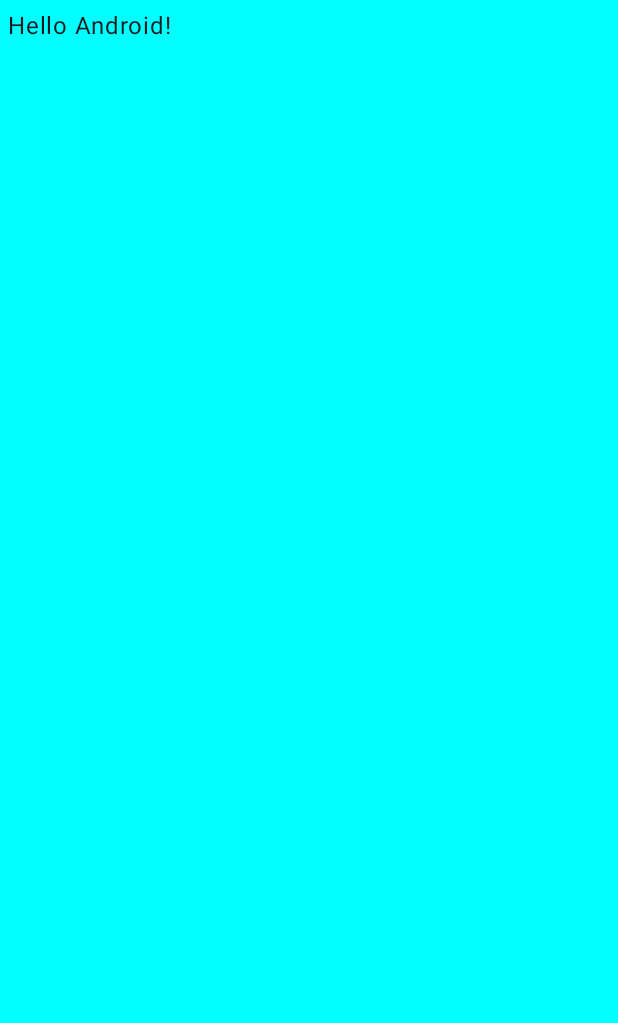
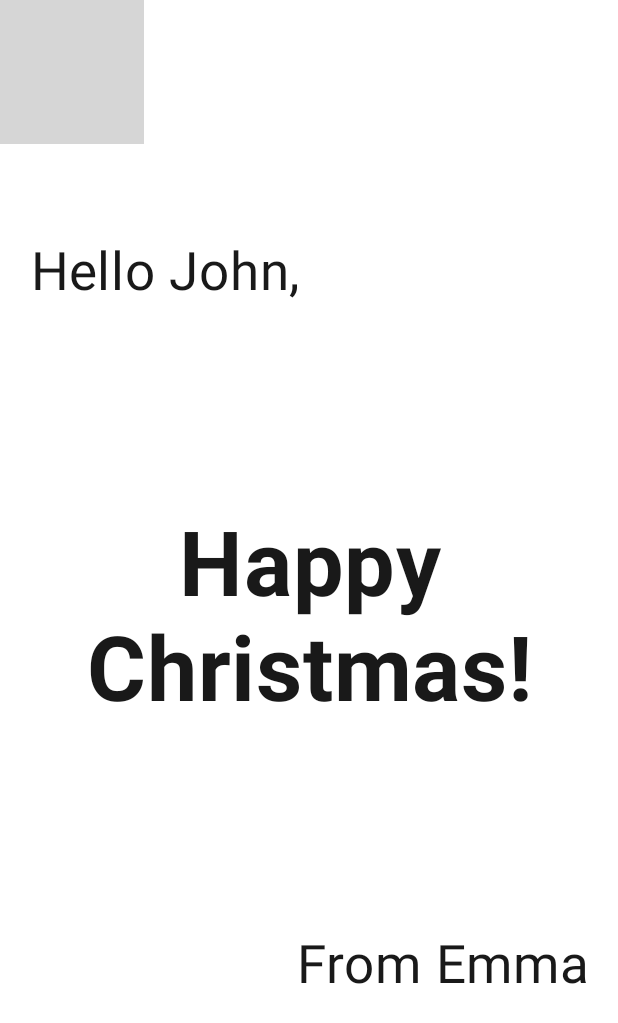
Before and after one commit to saranya-s-narayanan/KotlinSamples, an Android app built with Jetpack Compose: the screen it shows after launch (MainActivity), on a phone screen of 412 x 824 dp. Before the commit the part shown is almost empty. Shown: the top 1023 px of the screen. Run offline under Robolectric (Android 15) with nearby library versions, the phone set to English and light mode, and no system bars; grey boxes are pictures that could not be loaded.

Commit message:
Greeting Card Completed

```diff
--- a/GreetingCard/app/src/main/java/com/ss/greetingcard/MainActivity.kt
+++ b/GreetingCard/app/src/main/java/com/ss/greetingcard/MainActivity.kt
@@ -3,18 +3,35 @@ package com.ss.greetingcard
 import android.os.Bundle
 import androidx.activity.ComponentActivity
 import androidx.activity.compose.setContent
+import androidx.compose.foundation.Image
+import androidx.compose.foundation.layout.Arrangement
 import androidx.compose.foundation.layout.Box
+import androidx.compose.foundation.layout.Column
+import androidx.compose.foundation.layout.Row
+import androidx.compose.foundation.layout.Spacer
+import androidx.compose.foundation.layout.fillMaxHeight
 import androidx.compose.foundation.layout.fillMaxSize
+import androidx.compose.foundation.layout.height
 import androidx.compose.foundation.layout.padding
+import androidx.compose.foundation.layout.wrapContentSize
 import androidx.compose.material3.MaterialTheme
 import androidx.compose.material3.Surface
 import androidx.compose.material3.Text
 import androidx.compose.runtime.Composable
+import androidx.compose.ui.Alignment
 import androidx.compose.ui.Modifier
+import androidx.compose.ui.draw.alpha
 import androidx.compose.ui.graphics.Color
+import androidx.compose.ui.layout.ContentScale
+import androidx.compose.ui.res.painterResource
+import androidx.compose.ui.res.stringResource
+import androidx.compose.ui.text.font.FontWeight
+import androidx.compose.ui.text.style.TextAlign
 import androidx.compose.ui.tooling.preview.Preview
 import androidx.compose.ui.unit.dp
+import androidx.compose.ui.unit.sp
 import com.ss.greetingcard.ui.theme.GreetingCardTheme
+
 
 class MainActivity : ComponentActivity() {
     override fun onCreate(savedInstanceState: Bundle?) {
@@ -26,7 +43,8 @@ class MainActivity : ComponentActivity() {
                     modifier = Modifier.fillMaxSize(),
                     color = MaterialTheme.colorScheme.background
                 ) {
-                    Greeting("Android")
+                    GreetingScreen("John","Emma","Happy Christmas!")
+
                 }
             }
         }
@@ -34,19 +52,92 @@ class MainActivity : ComponentActivity() {
 }
 
 @Composable
-fun Greeting(name: String, modifier: Modifier = Modifier) {
-    Surface(color = Color.Cyan) {
-        Text(
-            text = "Hello $name!",
-            modifier = modifier.padding(5.dp)
-        )
+fun GreetingText(to:String, from:String, msg: String, modifier: Modifier = Modifier) {
+    Surface(color = Color.Transparent) {
+        Column (
+            modifier = Modifier
+                .padding(20.dp)
+                .fillMaxHeight(),
+            verticalArrangement = Arrangement.SpaceEvenly
+
+        ){
+
+            Text(
+                text = stringResource(R.string.hello_text) +to+',',
+                modifier = modifier
+                    .padding(0.dp)
+                    .align(alignment = Alignment.Start)
+                ,
+                color = Color.Black,
+                fontSize = 35.sp,
+                textAlign = TextAlign.Center
+            )
+
+
+            Text(
+                text = "$msg",
+                modifier = modifier
+                    .padding(0.dp)
+                ,
+                color = Color.Black,
+                fontSize = 60.sp,
+                fontWeight = FontWeight.Bold,
+                textAlign = TextAlign.Center,
+                lineHeight = 70.sp
+            )
+
+
+            Text(
+                text = stringResource(R.string.from1_text) +from,
+                modifier = modifier
+                    .padding(0.dp)
+                    .align(alignment = Alignment.End)
+                ,
+                color = Color.Black,
+                fontSize = 35.sp,
+                textAlign = TextAlign.Center
+            )
+
+        }
     }
 }
 
-@Preview(showBackground = false)
+@Composable
+fun GreetingScreen(to:String, from:String, msg: String, modifier: Modifier = Modifier) {
+    Surface(color = Color.White) {
+        Box (
+            modifier = Modifier
+                .fillMaxSize()
+                .alpha(0.9F)
+                .wrapContentSize(Alignment.Center),
+
+            ){
+
+            val image = painterResource(R.drawable.androidparty)
+            // Background image
+            Image(
+                painter = image,
+                contentDescription = null,
+                contentScale = ContentScale.Crop
+            )
+            // Greeting text
+            GreetingText(to,from,msg)
+
+
+        }
+    }
+}
+
+@Preview(
+    showBackground = false,
+    showSystemUi = true,
+    name = "MyPreview"
+)
 @Composable
 fun GreetingPreview() {
     GreetingCardTheme {
-        Greeting("Android")
+        GreetingScreen(stringResource(R.string.to_text), stringResource(R.string.from_text),
+                    stringResource(R.string.msg_text)
+                )
     }
 }
--- a/GreetingCard/app/src/main/res/values/strings.xml
+++ b/GreetingCard/app/src/main/res/values/strings.xml
@@ -1,3 +1,8 @@
 <resources>
     <string name="app_name">Greeting Card</string>
+    <string name="to_text">John</string>
+    <string name="from_text">Emma</string>
+    <string name="msg_text">Happy Christmas!</string>
+    <string name="hello_text">"Hello "</string>
+    <string name="from1_text">"From "</string>
 </resources>
```
Also changed, not shown: 1 other file.
